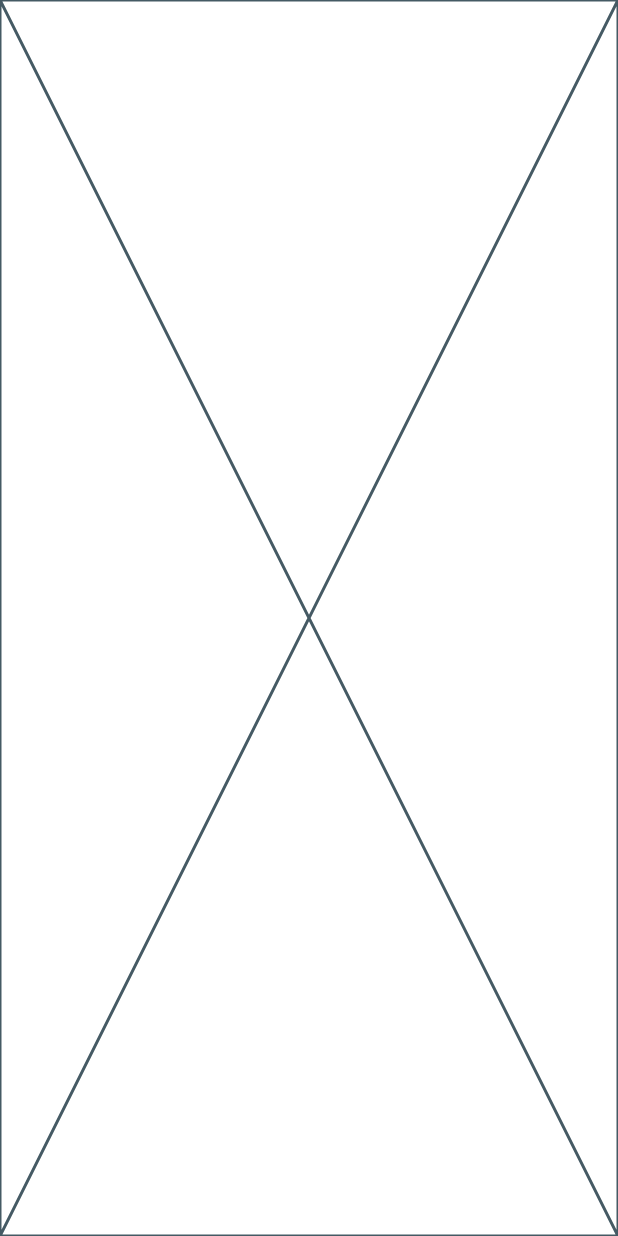
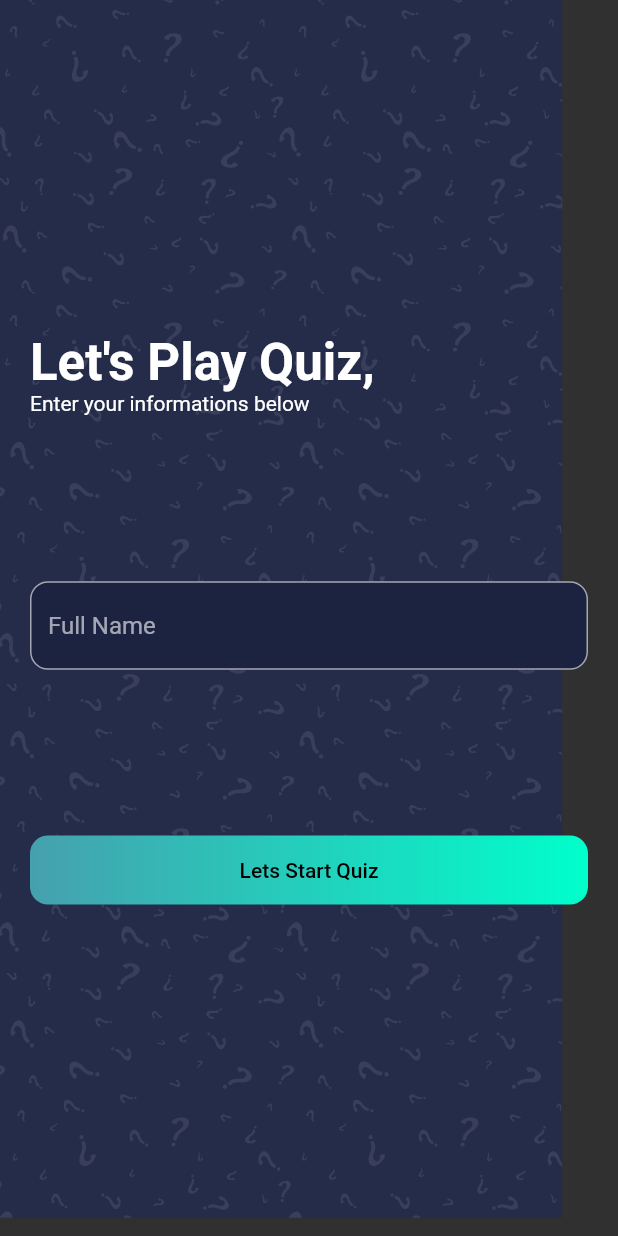
Before and after one commit to EduardRo/qz_app, a Flutter app: the screen it shows after launch, on a phone screen of 412 x 824 dp. Run offline on Flutter 3.47's test engine with Material 2 defaults, Android fonts, the phone set to English and light mode, and no system bars; our stand-ins replace flutter_svg, get.

Commit message:
modif200223

```diff
--- a/lib/screens/welcome/welcome_screen.dart
+++ b/lib/screens/welcome/welcome_screen.dart
@@ -1,10 +1,70 @@
 import 'package:flutter/material.dart';
+import 'package:flutter_svg/svg.dart';
+import 'package:get/get.dart';
+import 'package:qz_app/constants.dart';
+import 'package:qz_app/screens/quiz/quiz_screen.dart';
 
 class WelcomeScreen extends StatelessWidget {
   const WelcomeScreen({super.key});
 
   @override
   Widget build(BuildContext context) {
-    return const Placeholder();
+    return Scaffold(
+      body: Stack(
+        children: [
+          SvgPicture.asset("assets/icons/bg.svg", fit: BoxFit.fill),
+          SafeArea(
+            child: Padding(
+              padding: const EdgeInsets.symmetric(horizontal: kDefaultPadding),
+              child: Column(
+                crossAxisAlignment: CrossAxisAlignment.start,
+                children: [
+                  const Spacer(flex: 2), //2/6
+                  Text(
+                    "Let's Play Quiz,",
+                    style: Theme.of(context).textTheme.headlineMedium!.copyWith(
+                        color: Colors.white, fontWeight: FontWeight.bold),
+                  ),
+                  const Text("Enter your informations below"),
+                  const Spacer(), // 1/6
+                  const TextField(
+                    decoration: InputDecoration(
+                      filled: true,
+                      fillColor: Color(0xFF1C2341),
+                      hintText: "Full Name",
+                      border: OutlineInputBorder(
+                        borderRadius: BorderRadius.all(Radius.circular(12)),
+                      ),
+                    ),
+                  ),
+                  const Spacer(), // 1/6
+                  InkWell(
+                    onTap: () => Get.to(const QuizScreen()),
+                    child: Container(
+                      width: double.infinity,
+                      alignment: Alignment.center,
+                      padding:
+                          const EdgeInsets.all(kDefaultPadding * 0.75), // 15
+                      decoration: const BoxDecoration(
+                        gradient: kPrimaryGradient,
+                        borderRadius: BorderRadius.all(Radius.circular(12)),
+                      ),
+                      child: Text(
+                        "Lets Start Quiz",
+                        style: Theme.of(context)
+                            .textTheme
+                            .labelLarge!
+                            .copyWith(color: Colors.black),
+                      ),
+                    ),
+                  ),
+                  const Spacer(flex: 2), // it will take 2/6 spaces
+                ],
+              ),
+            ),
+          ),
+        ],
+      ),
+    );
   }
 }
--- a/pubspec.yaml
+++ b/pubspec.yaml
@@ -37,6 +37,7 @@ dependencies:
   cupertino_icons: ^1.0.2
   websafe_svg: ^2.1.3+1
   get: ^4.6.5
+  flutter_svg: ^1.1.6
 
 dev_dependencies:
   flutter_test:
```
Also changed, not shown: lib/controllers/question_controller.dart (added, +115 -0 lines), lib/models/questions.dart (added, +41 -0 lines), lib/screens/quiz/components/body.dart (added, +77 -0 lines), lib/screens/quiz/components/option.dart (added, +75 -0 lines), lib/screens/quiz/components/progress_bar.dart (added, +58 -0 lines), lib/screens/quiz/components/question_card.dart (added, +50 -0 lines), lib/screens/quiz/quiz_screen.dart (added, +27 -0 lines), lib/screens/score/score_screen.dart (added, +41 -0 lines), pubspec.lock, 1 other file.
